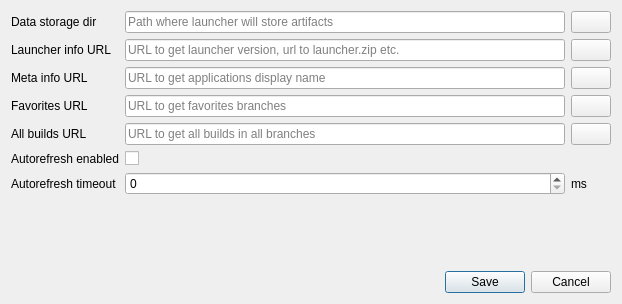
xaoctech/dava.engine, file Programs/Launcher/DataQt/preferencesdialog.ui: the form before one commit.
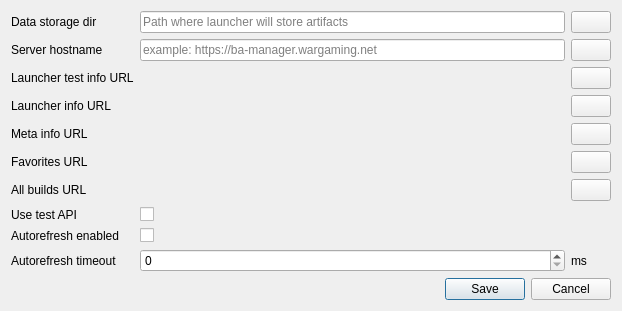
The form after the commit. Icons and pictures are not drawn.

Commit message: [DF-12800] now launcher have hard-coded urls

The edit to the form file:
```diff
--- a/Programs/Launcher/DataQt/preferencesdialog.ui
+++ b/Programs/Launcher/DataQt/preferencesdialog.ui
@@ -16,17 +16,73 @@
   <layout class="QVBoxLayout" name="verticalLayout">
    <item>
     <layout class="QGridLayout" name="gridLayout">
+     <item row="2" column="0">
+      <widget class="QLabel" name="label_14">
+       <property name="text">
+        <string>Launcher test info URL</string>
+       </property>
+      </widget>
+     </item>
      <item row="4" column="2">
       <widget class="QPushButton" name="pushButton_resetAllBuildsURL">
        <property name="toolTip">
         <string>Reset to default</string>
        </property>
+       <property name="icon">
+        <iconset resource="icons.qrc">
+         <normaloff>:/Icons/copy.png</normaloff>:/Icons/copy.png</iconset>
+       </property>
+      </widget>
+     </item>
+     <item row="5" column="2">
+      <widget class="QPushButton" name="pushButton_copyFavoritesURL">
        <property name="text">
         <string/>
        </property>
        <property name="icon">
         <iconset resource="icons.qrc">
-         <normaloff>:/Icons/undo.png</normaloff>:/Icons/undo.png</iconset>
+         <normaloff>:/Icons/copy.png</normaloff>:/Icons/copy.png</iconset>
+       </property>
+      </widget>
+     </item>
+     <item row="6" column="2">
+      <widget class="QPushButton" name="pushButton_copyAllBuildsURL">
+       <property name="text">
+        <string/>
+       </property>
+       <property name="icon">
+        <iconset resource="icons.qrc">
+         <normaloff>:/Icons/copy.png</normaloff>:/Icons/copy.png</iconset>
+       </property>
+      </widget>
+     </item>
+     <item row="3" column="1">
+      <widget class="QLabel" name="label_launcherInfoURL">
+       <property name="text">
+        <string/>
+       </property>
+       <property name="openExternalLinks">
+        <bool>true</bool>
+       </property>
+      </widget>
+     </item>
+     <item row="5" column="1">
+      <widget class="QLabel" name="label_launcherFavoritesURL">
+       <property name="text">
+        <string/>
+       </property>
+       <property name="openExternalLinks">
+        <bool>true</bool>
+       </property>
+      </widget>
+     </item>
+     <item row="4" column="1">
+      <widget class="QLabel" name="label_launcherMetaInfoURL">
+       <property name="text">
+        <string/>
+       </property>
+       <property name="openExternalLinks">
+        <bool>true</bool>
        </property>
       </widget>
      </item>
@@ -36,11 +92,35 @@
         <string>URL to get launcher version, url to launcher.zip etc.</string>
        </property>
        <property name="placeholderText">
-        <string>URL to get launcher version, url to launcher.zip etc.</string>
+        <string>example: https://ba-manager.wargaming.net</string>
        </property>
       </widget>
      </item>
      <item row="1" column="0">
+      <widget class="QLabel" name="label_9">
+       <property name="text">
+        <string>Server hostname</string>
+       </property>
+      </widget>
+     </item>
+     <item row="9" column="2">
+      <widget class="QLabel" name="label_8">
+       <property name="text">
+        <string>ms</string>
+       </property>
+      </widget>
+     </item>
+     <item row="8" column="1">
+      <widget class="QCheckBox" name="checkBox_autorefreshEnabled">
+       <property name="text">
+        <string/>
+       </property>
+      </widget>
+     </item>
+     <item row="9" column="1">
+      <widget class="QSpinBox" name="spinBox_autorefreshTimeout"/>
+     </item>
+     <item row="3" column="0">
       <widget class="QLabel" name="label_2">
        <property name="text">
         <string>Launcher info URL</string>
@@ -81,100 +161,28 @@
        </property>
       </widget>
      </item>
-     <item row="4" column="1">
-      <widget class="QLineEdit" name="lineEdit_allBuildsURL">
-       <property name="toolTip">
-        <string>URL to get all builds in all branches</string>
-       </property>
-       <property name="placeholderText">
-        <string>URL to get all builds in all branches</string>
-       </property>
-      </widget>
-     </item>
-     <item row="2" column="1">
-      <widget class="QLineEdit" name="lineEdit_metaInfoURL">
-       <property name="toolTip">
-        <string>URL to get applications display name</string>
-       </property>
-       <property name="placeholderText">
-        <string>URL to get applications display name</string>
-       </property>
-      </widget>
-     </item>
-     <item row="3" column="1">
-      <widget class="QLineEdit" name="lineEdit_favoritesURL">
-       <property name="toolTip">
-        <string>URL to get favorites branches</string>
-       </property>
-       <property name="placeholderText">
-        <string>URL to get favorites branches</string>
-       </property>
-      </widget>
-     </item>
-     <item row="2" column="0">
+     <item row="4" column="0">
       <widget class="QLabel" name="label_3">
        <property name="text">
         <string>Meta info URL</string>
        </property>
       </widget>
      </item>
-     <item row="3" column="0">
+     <item row="5" column="0">
       <widget class="QLabel" name="label_4">
        <property name="text">
         <string>Favorites URL</string>
        </property>
       </widget>
      </item>
-     <item row="4" column="0">
+     <item row="6" column="0">
       <widget class="QLabel" name="label_5">
        <property name="text">
         <string>All builds URL</string>
        </property>
       </widget>
      </item>
-     <item row="1" column="2">
-      <widget class="QPushButton" name="pushButton_resetLauncherInfoURL">
-       <property name="toolTip">
-        <string>Reset to default</string>
-       </property>
-       <property name="text">
-        <string/>
-       </property>
-       <property name="icon">
-        <iconset resource="icons.qrc">
-         <normaloff>:/Icons/undo.png</normaloff>:/Icons/undo.png</iconset>
-       </property>
-      </widget>
-     </item>
-     <item row="2" column="2">
-      <widget class="QPushButton" name="pushButton_resetMetaInfoURL">
-       <property name="toolTip">
-        <string>Reset to default</string>
-       </property>
-       <property name="text">
-        <string/>
-       </property>
-       <property name="icon">
-        <iconset resource="icons.qrc">
-         <normaloff>:/Icons/undo.png</normaloff>:/Icons/undo.png</iconset>
-       </property>
-      </widget>
-     </item>
-     <item row="3" column="2">
-      <widget class="QPushButton" name="pushButton_resetFavoritesURL">
-       <property name="toolTip">
-        <string>Reset to default</string>
-       </property>
-       <property name="text">
-        <string/>
-       </property>
-       <property name="icon">
-        <iconset resource="icons.qrc">
-         <normaloff>:/Icons/undo.png</normaloff>:/Icons/undo.png</iconset>
-       </property>
-      </widget>
-     </item>
-     <item row="5" column="0">
+     <item row="8" column="0">
       <widget class="QLabel" name="label_6">
        <property name="text">
         <string>Autorefresh enabled</string>
@@ -184,7 +192,7 @@
        </property>
       </widget>
      </item>
-     <item row="6" column="0">
+     <item row="9" column="0">
       <widget class="QLabel" name="label_7">
        <property name="text">
         <string>Autorefresh timeout</string>
@@ -192,19 +200,65 @@
       </widget>
      </item>
      <item row="6" column="1">
-      <widget class="QSpinBox" name="spinBox_autorefreshTimeout"/>
+      <widget class="QLabel" name="label_allBuildsURL">
+       <property name="text">
+        <string/>
+       </property>
+       <property name="openExternalLinks">
+        <bool>true</bool>
+       </property>
+      </widget>
      </item>
-     <item row="5" column="1">
-      <widget class="QCheckBox" name="checkBox_autorefreshEnabled">
+     <item row="3" column="2">
+      <widget class="QPushButton" name="pushButton_copyLauncherInfoURL">
        <property name="text">
         <string/>
        </property>
       </widget>
      </item>
-     <item row="6" column="2">
-      <widget class="QLabel" name="label_8">
+     <item row="2" column="2">
+      <widget class="QPushButton" name="pushButton_copyLauncherTestInfoURL">
        <property name="text">
-        <string>ms</string>
+        <string/>
+       </property>
+       <property name="icon">
+        <iconset resource="icons.qrc">
+         <normaloff>:/Icons/copy.png</normaloff>:/Icons/copy.png</iconset>
+       </property>
+      </widget>
+     </item>
+     <item row="2" column="1">
+      <widget class="QLabel" name="label_launcherInfoTestURL">
+       <property name="text">
+        <string/>
+       </property>
+       <property name="openExternalLinks">
+        <bool>true</bool>
+       </property>
+      </widget>
+     </item>
+     <item row="7" column="0">
+      <widget class="QLabel" name="label_16">
+       <property name="text">
+        <string>Use test API</string>
+       </property>
+      </widget>
+     </item>
+     <item row="7" column="1">
+      <widget class="QCheckBox" name="checkBox_useTestAPI">
+       <property name="text">
+        <string/>
+       </property>
+      </widget>
+     </item>
+     <item row="1" column="2">
+      <widget class="QPushButton" name="pushButton_copyServerHostName">
+       <property name="text">
+        <string/>
+       </property>
+       <property name="icon">
+        <iconset resource="icons.qrc">
+         <normaloff>:/Icons/copy.png</normaloff>:/Icons/copy.png</iconset>
        </property>
       </widget>
      </item>
```
Left out of the diff: 15 changed lines with no effect on the pictures. The commit also changes 6 other files.
